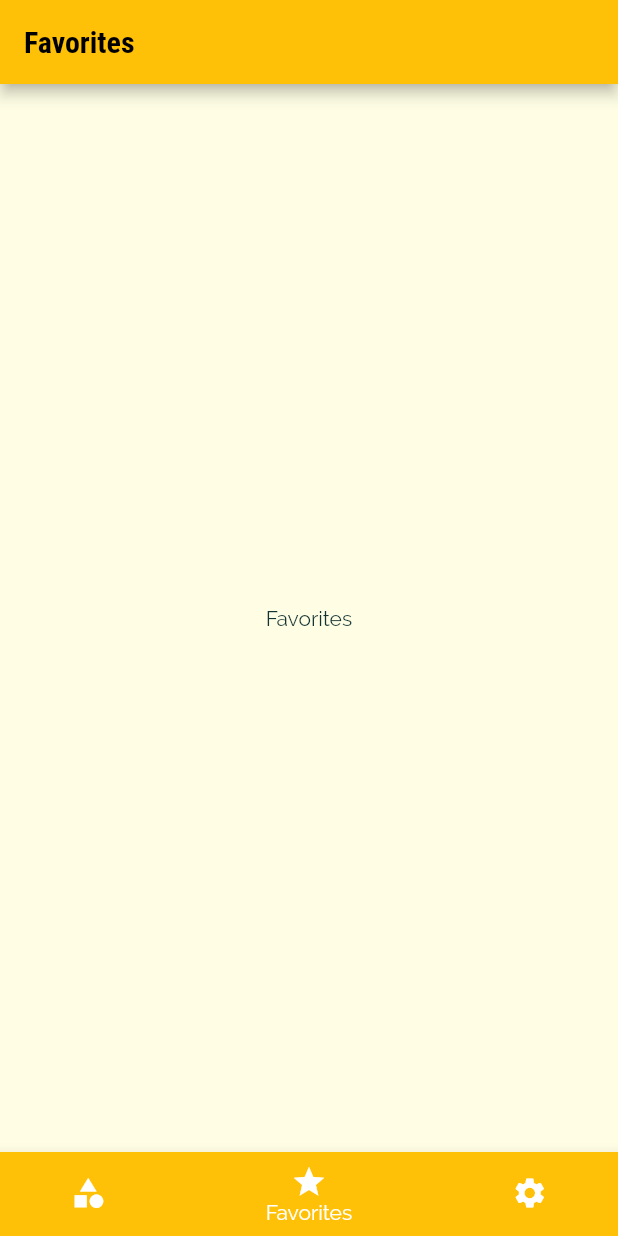
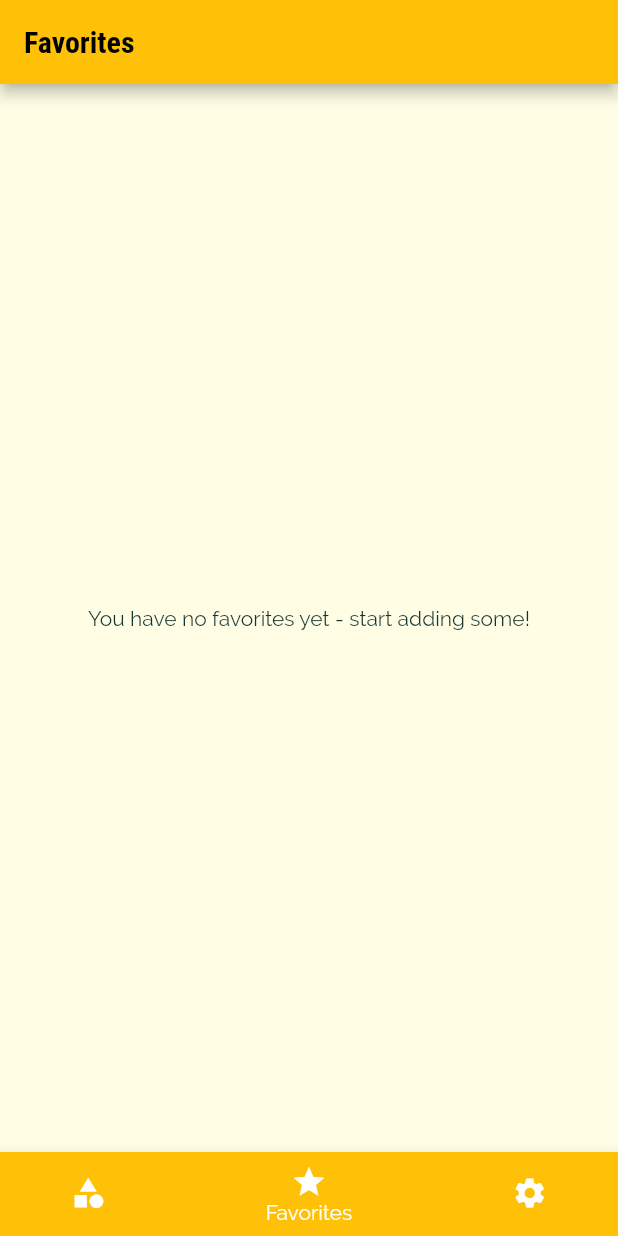
Before and after one commit to whosjorge23/meals_app, a Flutter app: the screen it shows after launch, item 2 of the bottom bar chosen, on a phone screen of 412 x 824 dp. Run offline on Flutter 3.47's test engine with Material 2 defaults, Android fonts, the phone set to English and light mode, and no system bars; missing offline and left inert: dart:ffi.

Commit message:
Add FavoriteScreen but SettingsScreen doesn't work

```diff
--- a/lib/category_meals_screen.dart
+++ b/lib/category_meals_screen.dart
@@ -1,4 +1,5 @@
 import 'package:flutter/material.dart';
+import 'package:meals_app/settings_screen.dart';
 import './data/dummy_data.dart';
 import './models/meal.dart';
 import './widgets/category_meals_screen_widgets/meal_item.dart';
--- a/lib/favorite_screen.dart
+++ b/lib/favorite_screen.dart
@@ -1,12 +1,30 @@
 import 'package:flutter/material.dart';
+import './widgets/category_meals_screen_widgets/meal_item.dart';
 
 class FavoriteScreen extends StatelessWidget {
-  const FavoriteScreen({Key? key}) : super(key: key);
+  final List favoriteMeals;
+  const FavoriteScreen({Key? key, required this.favoriteMeals})
+      : super(key: key);
 
   @override
   Widget build(BuildContext context) {
-    return Center(
-      child: const Text("Favorites"),
-    );
+    if (favoriteMeals.isEmpty) {
+      return const Center(
+        child: Text("You have no favorites yet - start adding some!"),
+      );
+    } else {
+      return ListView.builder(
+        itemBuilder: ((context, index) {
+          return MealItem(
+              id: favoriteMeals[index].id,
+              title: favoriteMeals[index].title,
+              imageUrl: favoriteMeals[index].imageUrl,
+              duration: favoriteMeals[index].duration,
+              complexity: favoriteMeals[index].complexity,
+              affordability: favoriteMeals[index].affordability);
+        }),
+        itemCount: favoriteMeals.length,
+      );
+    }
   }
 }
--- a/lib/main.dart
+++ b/lib/main.dart
@@ -1,5 +1,5 @@
 import 'package:flutter/material.dart';
-import './models/meal.dart';
+import 'package:meals_app/models/meal.dart';
 import './data/dummy_data.dart';
 import './settings_screen.dart';
 import './tabs_screen.dart';
@@ -27,6 +27,7 @@ class _MyAppState extends State<MyApp> {
   };
 
   List _availableMeals = DUMMY_MEALS;
+  List _favoriteMeals = [];
 
   void _setFilters(Map<String, bool> filterData) {
     setState(() {
@@ -47,6 +48,24 @@ class _MyAppState extends State<MyApp> {
         return true;
       }).toList();
     });
+  }
+
+  void _toggleFavorite(String mealId) {
+    final existingIndex =
+        _favoriteMeals.indexWhere((meal) => meal.id == mealId);
+    if (existingIndex >= 0) {
+      setState(() {
+        _favoriteMeals.removeAt(existingIndex);
+      });
+    } else {
+      setState(() {
+        _favoriteMeals.add(DUMMY_MEALS.firstWhere((meal) => meal.id == mealId));
+      });
+    }
+  }
+
+  bool _isMealFavorite(String id) {
+    return _favoriteMeals.any((meal) => meal.id == id);
   }
 
   @override
@@ -74,11 +93,16 @@ class _MyAppState extends State<MyApp> {
       ),
       // home: const CategoriesScreen(),
       routes: {
-        "/": (context) => const TabsScreen(),
+        "/": (context) => TabsScreen(
+              filters: _filters,
+              favoriteMeals: _favoriteMeals,
+              saveFilters: _setFilters,
+            ),
         CategoryMealsScreen.routeName: (context) =>
             CategoryMealsScreen(availableMeals: _availableMeals),
-        MealDetailScreen.routeName: (context) => const MealDetailScreen(),
-        SettingsScreen.routeName: (context) => SettingsScreen(_setFilters),
+        MealDetailScreen.routeName: (context) => MealDetailScreen(
+            toggleFavorite: _toggleFavorite, isFavoriteMeal: _isMealFavorite),
+        SettingsScreen.routeName: (context) => SettingsScreen(),
       },
       onUnknownRoute: (settings) {
         return MaterialPageRoute(
--- a/lib/tabs_screen.dart
+++ b/lib/tabs_screen.dart
@@ -2,21 +2,43 @@ import 'package:flutter/material.dart';
 import '/settings_screen.dart';
 import './favorite_screen.dart';
 import './categories_screen.dart';
+import './models/meal.dart';
 
 class TabsScreen extends StatefulWidget {
-  const TabsScreen({Key? key}) : super(key: key);
+  final List favoriteMeals;
+  final Map<String, bool> filters;
+  final Function saveFilters;
+  const TabsScreen(
+      {Key? key,
+      required this.filters,
+      required this.saveFilters,
+      required this.favoriteMeals})
+      : super(key: key);
 
   @override
   State<TabsScreen> createState() => _TabsScreenState();
 }
 
 class _TabsScreenState extends State<TabsScreen> {
-  final List<Map<String, dynamic>> _pages = [
-    {"page": const CategoriesScreen(), "title": "Meal Categories"},
-    {"page": const FavoriteScreen(), "title": "Favorites"},
-    {"page": const SettingsScreen(null), "title": "Settings"},
-  ];
+  late List<Map<String, dynamic>> _pages;
   int _selectedPageIndex = 0;
+
+  @override
+  void initState() {
+    super.initState();
+    _pages = [
+      {"page": const CategoriesScreen(), "title": "Meal Categories"},
+      {
+        "page": FavoriteScreen(favoriteMeals: widget.favoriteMeals),
+        "title": "Favorites"
+      },
+      {
+        "page": SettingsScreen(
+            filters: widget.filters, saveFilters: widget.saveFilters),
+        "title": "Settings"
+      },
+    ];
+  }
 
   void _selectPage(int index) {
     setState(() {
```
Also changed, not shown: lib/meal_detail_screen.dart (+13 -1 lines), lib/settings_screen.dart (+19 -3 lines).
